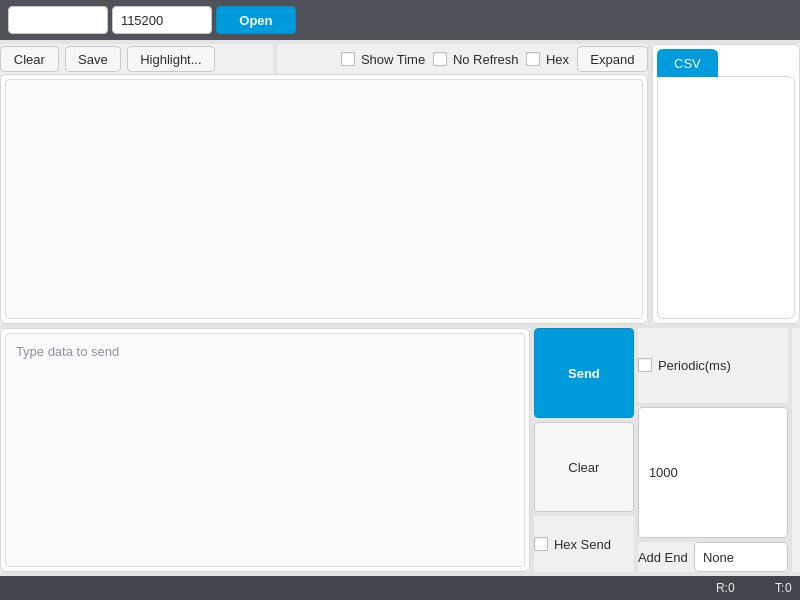
Before: the Qt Designer form app/serialpanel.ui in rts-component/rts-tools, drawn with Qt 5.
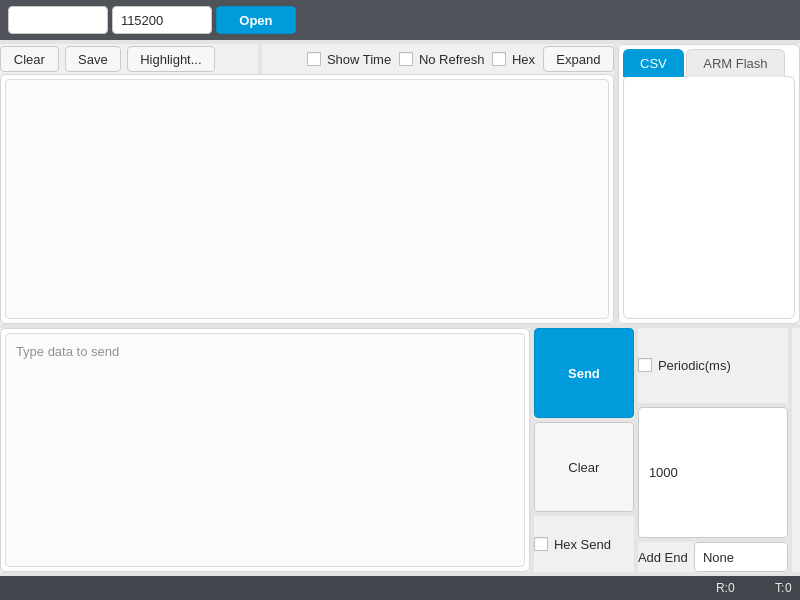
After: the same form once the commit is applied. Icons and pictures are not drawn. Custom widgets are drawn as their Qt base class.

Commit message: add ARM Flash funtion

```diff
--- a/app/serialpanel.ui
+++ b/app/serialpanel.ui
@@ -625,6 +625,11 @@
             <string>CSV</string>
            </attribute>
           </widget>
+          <widget class="ArmFlashPanel" name="armFlashPanel">
+           <attribute name="title">
+            <string>ARM Flash</string>
+           </attribute>
+          </widget>
          </widget>
         </item>
        </layout>
@@ -1007,6 +1012,11 @@
    <extends>QWidget</extends>
    <header>csv/csvpanel.h</header>
   </customwidget>
+  <customwidget>
+   <class>ArmFlashPanel</class>
+   <extends>QWidget</extends>
+   <header>flash/armflashpanel.h</header>
+  </customwidget>
  </customwidgets>
  <resources/>
  <connections/>
```
The commit also changes 36 other files.
